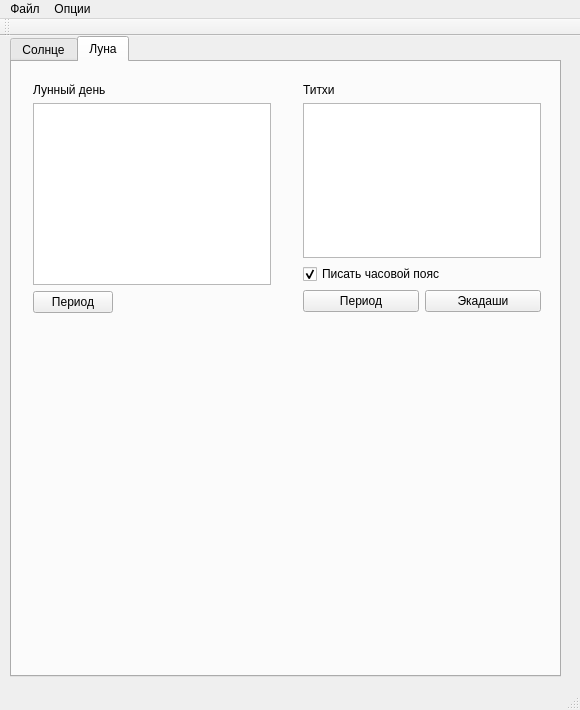
First picture: the form in mainwindow.ui, repository serg-lar/sun-moon-time, before the edit.
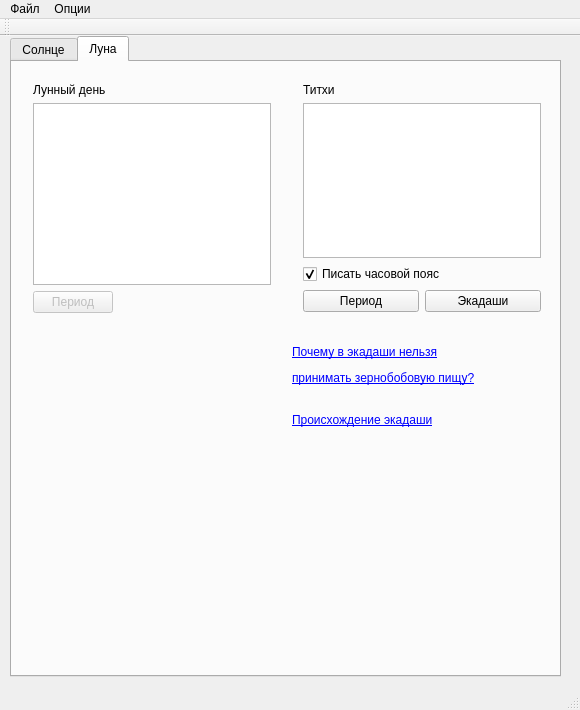
Second picture: the form after the edit. The open tabs and pages were chosen to show the change. Icons and pictures are not drawn.

```diff
--- a/mainwindow.ui
+++ b/mainwindow.ui
@@ -563,7 +563,7 @@
        <item>
         <widget class="QPushButton" name="pushButtonMoonDatePeriod">
          <property name="enabled">
-          <bool>true</bool>
+          <bool>false</bool>
          </property>
          <property name="sizePolicy">
           <sizepolicy hsizetype="Fixed" vsizetype="Fixed">
@@ -578,6 +578,32 @@
        </item>
       </layout>
      </widget>
+     <widget class="QLabel" name="label_9">
+      <property name="geometry">
+       <rect>
+        <x>280</x>
+        <y>280</y>
+        <width>235</width>
+        <height>46</height>
+       </rect>
+      </property>
+      <property name="text">
+       <string>&lt;html&gt;&lt;head/&gt;&lt;body&gt;&lt;p&gt;&lt;a href=&quot;https://vk.com/topic-39053542_28027778&quot;&gt;&lt;span style=&quot; text-decoration: underline; color:#0000ff;&quot;&gt;Почему в экадаши нельзя&lt;/span&gt;&lt;/a&gt;&lt;/p&gt;&lt;p&gt;&lt;a href=&quot;https://vk.com/topic-39053542_28027778&quot;&gt;&lt;span style=&quot; text-decoration: underline; color:#0000ff;&quot;&gt;принимать зернобобовую пищу?&lt;/span&gt;&lt;/a&gt;&lt;/p&gt;&lt;/body&gt;&lt;/html&gt;</string>
+      </property>
+     </widget>
+     <widget class="QLabel" name="label_10">
+      <property name="geometry">
+       <rect>
+        <x>280</x>
+        <y>350</y>
+        <width>181</width>
+        <height>17</height>
+       </rect>
+      </property>
+      <property name="text">
+       <string>&lt;html&gt;&lt;head/&gt;&lt;body&gt;&lt;p&gt;&lt;a href=&quot;http://www.advayta.org/cat/?id=1762&quot;&gt;&lt;span style=&quot; text-decoration: underline; color:#0000ff;&quot;&gt;Происхождение экадаши&lt;/span&gt;&lt;/a&gt;&lt;/p&gt;&lt;/body&gt;&lt;/html&gt;</string>
+      </property>
+     </widget>
     </widget>
    </widget>
   </widget>
```
